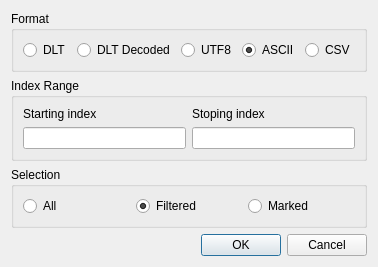
Qt form src/exporterdialog.ui (COVESA/dlt-viewer) before a commit.
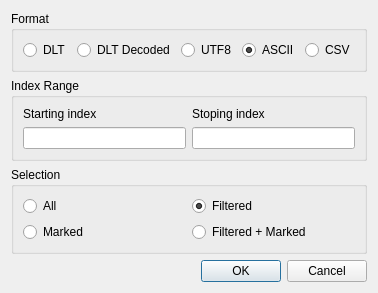
The same form after that commit.

Commit message:
user marked (marker) logs feature update
Added user marked logs in filterd view.
Travers the user marked logs with F4 & F5 keys.
Added export option to filterd + user marked logs.
Added setting to enable/disable including marker rows in filterd output, disbaled by default.
Disable the feature of including user marked logs in filterd output for live logging.
Adjest the feature for sort by time and sort by timestamp options.

Patch:
```diff
--- a/src/exporterdialog.ui
+++ b/src/exporterdialog.ui
@@ -6,8 +6,8 @@
    <rect>
     <x>0</x>
     <y>0</y>
-    <width>331</width>
-    <height>249</height>
+     <width>360</width>
+     <height>270</height>
    </rect>
   </property>
   <property name="windowTitle">
@@ -98,8 +98,8 @@
      <property name="title">
       <string>Selection</string>
      </property>
-     <layout class="QHBoxLayout" name="horizontalLayout_2">
-      <item>
+        <layout class="QGridLayout" name="gridLayout_2">
+         <item row="0" column="0">
        <widget class="QRadioButton" name="radioButtonAll">
         <property name="text">
          <string>All</string>
@@ -109,7 +109,7 @@
         </property>
        </widget>
       </item>
-      <item>
+         <item row="0" column="1">
        <widget class="QRadioButton" name="radioButtonFiltered">
         <property name="text">
          <string>Filtered</string>
@@ -119,13 +119,20 @@
         </property>
        </widget>
       </item>
-      <item>
-       <widget class="QRadioButton" name="radioButtonSelection">
+         <item row="1" column="0">
+           <widget class="QRadioButton" name="radioButtonMarked">
         <property name="text">
          <string>Marked</string>
         </property>
        </widget>
       </item>
+         <item row="1" column="1">
+          <widget class="QRadioButton" name="radioButtonFilteredPlusMarked">
+           <property name="text">
+            <string>Filtered + Marked</string>
+           </property>
+          </widget>
+         </item>
      </layout>
     </widget>
    </item>
```
Lines whose indentation alone changed are shown as unchanged. The commit also changes 11 other files.
